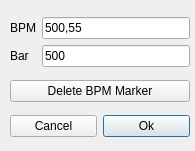
Old version of the form src/gui/src/SongEditor/SongEditorPanelBpmWidget_UI.ui in the repository hydrogen-music/hydrogen.
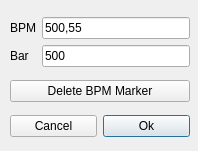
New version of the form.

```diff
--- a/src/gui/src/SongEditor/SongEditorPanelBpmWidget_UI.ui
+++ b/src/gui/src/SongEditor/SongEditorPanelBpmWidget_UI.ui
@@ -6,7 +6,7 @@
    <rect>
     <x>0</x>
     <y>0</y>
-    <width>195</width>
+    <width>198</width>
     <height>151</height>
    </rect>
   </property>
```
